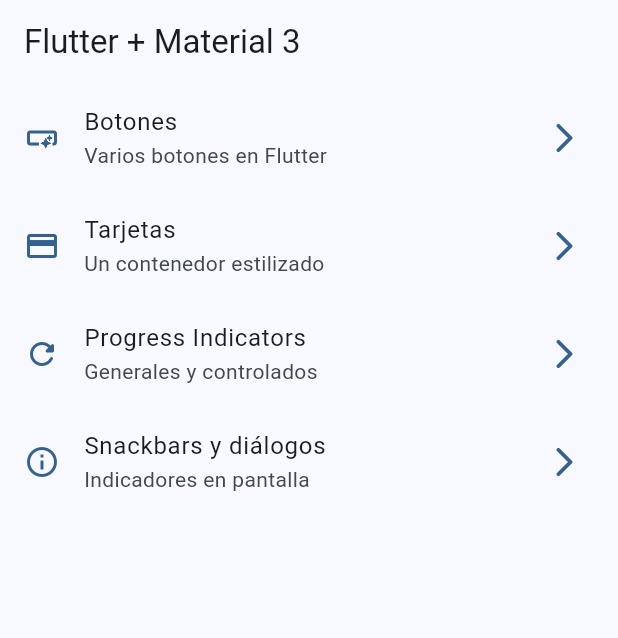
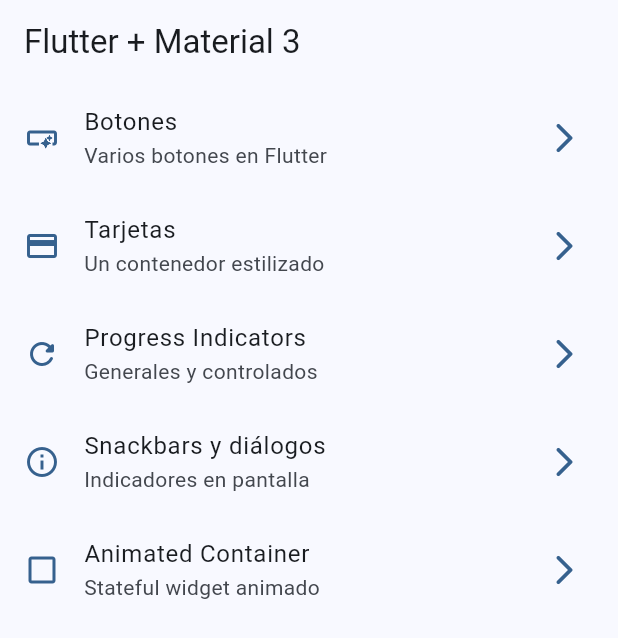
Before and after one commit to AtilaDev/widgets_app, a Flutter app: the screen it shows after launch, on a phone screen of 412 x 824 dp. Shown: the top 638 px of the screen. Run offline on Flutter 3.47's test engine with Material 2 defaults, Android fonts, the phone set to English and light mode, and no system bars; our stand-ins replace go_router.

Commit message:
animated container terminado

```diff
--- a/lib/config/menu/menu_items.dart
+++ b/lib/config/menu/menu_items.dart
@@ -39,4 +39,10 @@ const appMenuItems = <MenuItem>[
     link: '/snackbars',
     icon: Icons.info_outline,
   ),
+  MenuItem(
+    title: 'Animated Container',
+    subTitle: 'Stateful widget animado',
+    link: '/animated',
+    icon: Icons.check_box_outline_blank_outlined,
+  ),
 ];
--- a/lib/config/router/app_router.dart
+++ b/lib/config/router/app_router.dart
@@ -29,6 +29,11 @@ final appRouter = GoRouter(
       path: '/snackbars',
       name: SnackbarScreen.name,
       builder: (context, state) => const SnackbarScreen(),
+    ),
+    GoRoute(
+      path: '/animated',
+      name: AnimatedScreen.name,
+      builder: (context, state) => const AnimatedScreen(),
     )
   ],
 );
```
Also changed, not shown: lib/presentation/screens/animated/animated_screen.dart (+48 -2 lines).
